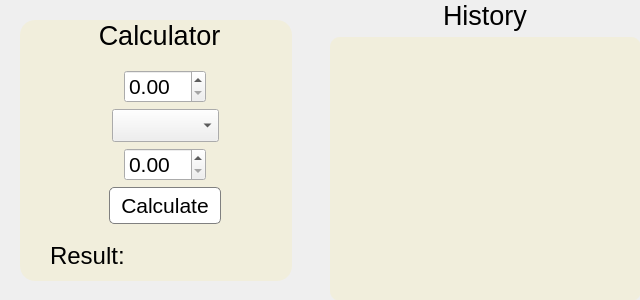
Qt form src/mainwindow.ui (AnnaJuliaRodriguesGouvea/CalculatorApp) before a commit.
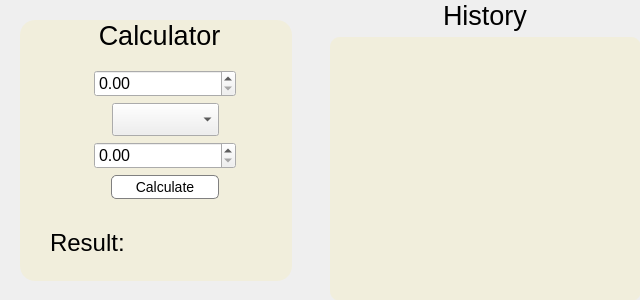
The same form after that commit.

Commit message: refactor: adjusting double spin box and combo box

Diff of the .ui file:
```diff
--- a/src/mainwindow.ui
+++ b/src/mainwindow.ui
@@ -70,16 +70,17 @@
             <property name="font">
              <font>
               <family>Arial</family>
-              <pointsize>16</pointsize>
+              <pointsize>-1</pointsize>
              </font>
             </property>
             <property name="styleSheet">
              <string notr="true">QPushButton 
 {
 	background-color: white;
+    font-size: 14px;
 	border: 1px solid #808080;
 	border-radius: 5px;
-	padding: 5px; 
+	padding: 3px; 
 	width: 100px;
 }
 QPushButton:hover
@@ -118,9 +119,15 @@
             <property name="font">
              <font>
               <family>Arial</family>
-              <pointsize>16</pointsize>
+              <pointsize>-1</pointsize>
              </font>
             </property>
+            <property name="styleSheet">
+             <string notr="true">QDoubleSpinBox {
+    font-size: 16px;
+	min-width: 120px
+}</string>
+            </property>
            </widget>
           </item>
           <item alignment="Qt::AlignHCenter">
@@ -131,6 +138,11 @@
               <pointsize>16</pointsize>
              </font>
             </property>
+            <property name="styleSheet">
+             <string notr="true">QComboBox {
+	min-width:30px
+}</string>
+            </property>
            </widget>
           </item>
           <item alignment="Qt::AlignHCenter">
@@ -138,9 +150,15 @@
             <property name="font">
              <font>
               <family>Arial</family>
-              <pointsize>16</pointsize>
+              <pointsize>-1</pointsize>
              </font>
             </property>
+            <property name="styleSheet">
+             <string notr="true">QDoubleSpinBox {
+    font-size: 16px;
+	min-width: 120px
+}</string>
+            </property>
            </widget>
           </item>
          </layout>
```
